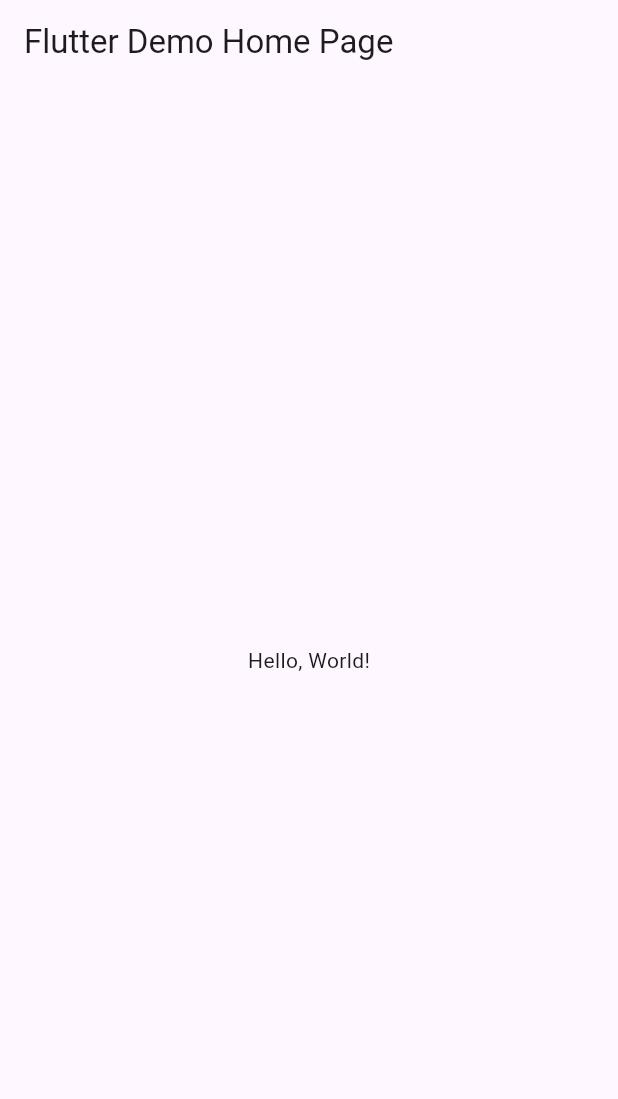
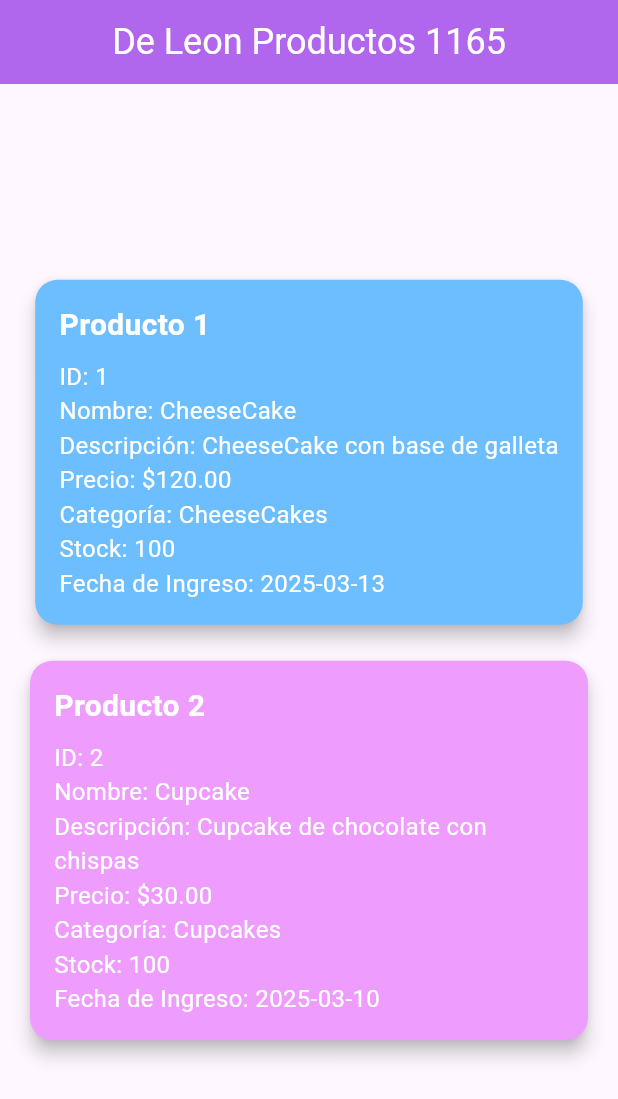
Before and after one commit to Asyhbd2/Examen12_DeLeon, a Flutter app: the screen it shows after launch, on a phone screen of 412 x 824 dp. Shown: the top 1099 px of the screen. Run offline on Flutter 3.47's test engine with Material 3 defaults, Android fonts, the phone set to English and light mode, and no system bars.

Commit message:
Pushear cambios 2

```diff
--- a/lib/main.dart
+++ b/lib/main.dart
@@ -1,41 +1,125 @@
 import 'package:flutter/material.dart';
 
-void main() => runApp(MyApp());
+void main() => runApp(MiExamenDeLeon());
 
-class MyApp extends StatelessWidget {
-  const MyApp({super.key});
-  // This widget is the root of your application.
+class Producto {
+  final int productoID;
+  final String nombre;
+  final String descripcion;
+  final double precio;
+  final String categoria;
+  final int stock;
+  final String fechaIngreso;
+
+  Producto({
+    required this.productoID,
+    required this.nombre,
+    required this.descripcion,
+    required this.precio,
+    required this.categoria,
+    required this.stock,
+    required this.fechaIngreso,
+  });
+
   @override
-  Widget build(BuildContext context) {
-    return MaterialApp(
-      // Application name
-      title: 'Flutter Hello World',
-      // Application theme data, you can set the colors for the application as
-      // you want
-      theme: ThemeData(
-        // useMaterial3: false,
-        primarySwatch: Colors.blue,
-      ),
-      // A widget which will be started on application startup
-      home: MyHomePage(title: 'Flutter Demo Home Page'),
-    );
+  String toString() {
+    return "ID: $productoID\nNombre: $nombre\nDescripción: $descripcion\nPrecio: \$${precio.toStringAsFixed(2)}\nCategoría: $categoria\nStock: $stock\nFecha de Ingreso: $fechaIngreso";
   }
 }
 
-class MyHomePage extends StatelessWidget {
-  final String title;
-  const MyHomePage({super.key, required this.title});
+class MiExamenDeLeon extends StatelessWidget {
+  const MiExamenDeLeon({Key? key}) : super(key: key);
 
   @override
   Widget build(BuildContext context) {
-    return Scaffold(
-      appBar: AppBar(
-        // The title text which will be shown on the action bar
-        title: Text(title),
+    List<Producto> productoslista = [
+      Producto(
+        productoID: 1,
+        nombre: "CheeseCake",
+        descripcion: "CheeseCake con base de galleta",
+        precio: 120,
+        categoria: "CheeseCakes",
+        stock: 100,
+        fechaIngreso: "2025-03-13",
       ),
-      body: Center(
-        child: Text(
-          'Hello, World!',
+      Producto(
+        productoID: 2,
+        nombre: "Cupcake",
+        descripcion: "Cupcake de chocolate con chispas",
+        precio: 30,
+        categoria: "Cupcakes",
+        stock: 100,
+        fechaIngreso: "2025-03-10",
+      ),
+    ];
+
+    return MaterialApp(
+      debugShowCheckedModeBanner: false,
+      home: Scaffold(
+        appBar: AppBar(
+          title: const Text("De Leon Productos 1165"),
+          titleTextStyle: TextStyle(color: Colors.white, fontSize: 24),
+          centerTitle: true,
+          backgroundColor: Color(0xffb167ed),
+        ),
+        body: Column(
+          mainAxisAlignment: MainAxisAlignment.center,
+          children: [
+            Padding(
+              padding: const EdgeInsets.all(16.0),
+              child: Column(
+                children: [
+                  Card(
+                    shape: RoundedRectangleBorder(
+                        borderRadius: BorderRadius.circular(15)),
+                    elevation: 5,
+                    color: Color(0xff6cbeff),
+                    child: Padding(
+                      padding: const EdgeInsets.all(16.0),
+                      child: Column(
+                        crossAxisAlignment: CrossAxisAlignment.start,
+                        children: [
+                          Text("Producto 1",
+                              style: TextStyle(
+                                  fontSize: 20,
+                                  fontWeight: FontWeight.bold,
+                                  color: Colors.white)),
+                          SizedBox(height: 8),
+                          Text(productoslista[0].toString(),
+                              style:
+                                  TextStyle(fontSize: 16, color: Colors.white)),
+                        ],
+                      ),
+                    ),
+                  ),
+                  SizedBox(height: 16),
+                  Card(
+                    shape: RoundedRectangleBorder(
+                        borderRadius: BorderRadius.circular(15)),
+                    elevation: 5,
+                    color: Color(0xffef9cff),
+                    child: Padding(
+                      padding: const EdgeInsets.all(16.0),
+                      child: Column(
+                        crossAxisAlignment: CrossAxisAlignment.start,
+                        children: [
+                          Text("Producto 2",
+                              style: TextStyle(
+                                  fontSize: 20,
+                                  fontWeight: FontWeight.bold,
+                                  color: Colors.white)),
+                          SizedBox(height: 8),
+                          Text(productoslista[1].toString(),
+                              style:
+                                  TextStyle(fontSize: 16, color: Colors.white)),
+                        ],
+                      ),
+                    ),
+                  ),
+                ],
+              ),
+            ),
+          ],
         ),
       ),
     );
```
Also changed, not shown: 1 other file.
